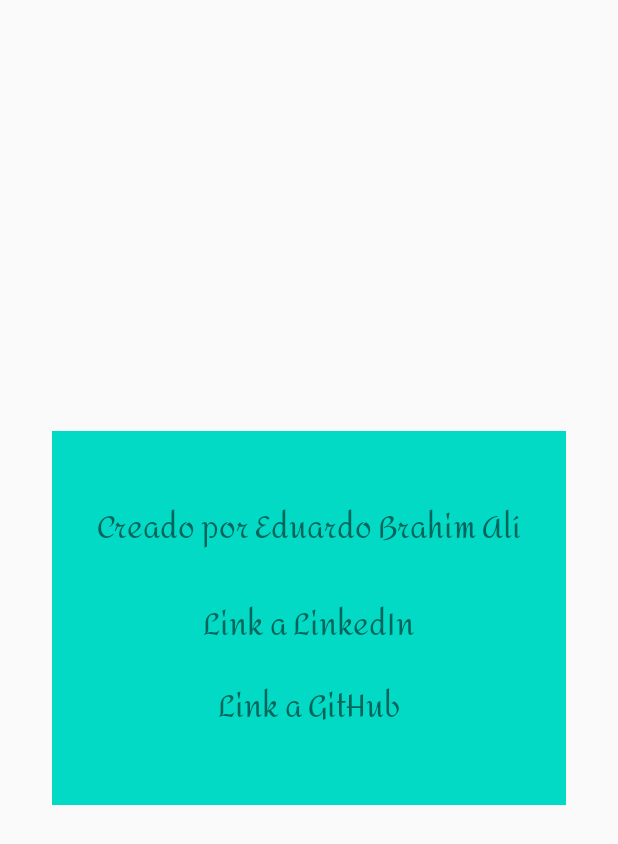
After one commit to Brahim006/easy-weather, an Android app: the layout activity_about.xml on its own in the app's theme, with its tools: preview values and no code run, on a phone screen of 412 x 824 dp. The commit adds this screen. Shown: the top 844 px of the screen. Run offline under Robolectric (Android 15) with nearby library versions, the phone set to English and light mode, and no system bars.

Commit message:
Creada actividad de 'Acerca de'

```diff
--- a/app/src/main/java/com/practice/easyweather/MainActivity.java
+++ b/app/src/main/java/com/practice/easyweather/MainActivity.java
@@ -155,6 +155,9 @@ public class MainActivity extends AppCompatActivity {
 
         switch (item.getItemId()){
             case R.id.menu_about:
+                // Inicia la actividad de "Acerca de"
+                Intent intent = new Intent(this, AboutActivity.class);
+                startActivity(intent);
                 break;
         }
         return true;
--- /dev/null
+++ b/app/src/main/res/layout/activity_about.xml
@@ -0,0 +1,43 @@
+<?xml version="1.0" encoding="utf-8"?>
+<LinearLayout
+    xmlns:android="http://schemas.android.com/apk/res/android"
+    xmlns:app="http://schemas.android.com/apk/res-auto"
+    xmlns:tools="http://schemas.android.com/tools"
+    android:layout_width="wrap_content"
+    android:layout_height="wrap_content"
+    android:layout_gravity="center"
+    android:gravity="center"
+    android:orientation="vertical"
+    android:padding="30dp"
+    android:background="@color/colorAccent"
+    tools:context=".AboutActivity">
+
+    <TextView
+        android:layout_width="wrap_content"
+        android:layout_height="wrap_content"
+        android:layout_marginVertical="15dp"
+        android:fontFamily="@font/amita"
+        android:text="@string/author"
+        android:autoLink="web"
+        android:textSize="20sp" />
+
+    <TextView
+        android:layout_width="wrap_content"
+        android:layout_height="wrap_content"
+        android:layout_marginTop="10dp"
+        android:fontFamily="@font/amita"
+        android:text="@string/lnkedin_link"
+        android:textSize="20sp"
+        android:onClick="onClickLinkedInText" />
+
+    <TextView
+        android:layout_width="wrap_content"
+        android:layout_height="wrap_content"
+        android:layout_marginVertical="15dp"
+        android:fontFamily="@font/amita"
+        android:text="@string/github_link"
+        android:textSize="20sp"
+        android:autoLink="web"
+        android:onClick="onClickGitHubText" />
+
+</LinearLayout>
--- a/app/src/main/res/values/strings.xml
+++ b/app/src/main/res/values/strings.xml
@@ -25,10 +25,15 @@
     <string name="about">Acerca de</string>
     <string name="delete_city">Borrar de la lista</string>
 
-    <!-- Segunda actividad -->
+    <!-- Actividad para agregado de ciudades -->
     <string name="city_add_title">Añadir ciudad</string>
     <string name="city_add_hint">Nombre de la ciudad</string>
     <string name="city_add_button">Añadir</string>
     <string name="wrong_city_name">Debe ingresar un nombre válido.</string>
 
+    <!-- Actividad de "Acerca de" -->
+    <string name="author">Creado por Eduardo Brahim Alí</string>
+    <string name="github_link">Link a GitHub</string>
+    <string name="lnkedin_link">Link a LinkedIn</string>
+
 </resources>
```
Also changed, not shown: app/src/main/AndroidManifest.xml (+8 -3 lines), app/src/main/java/com/practice/easyweather/AboutActivity.java (added, +41 -0 lines), app/src/main/res/font/amita.ttf (added).
